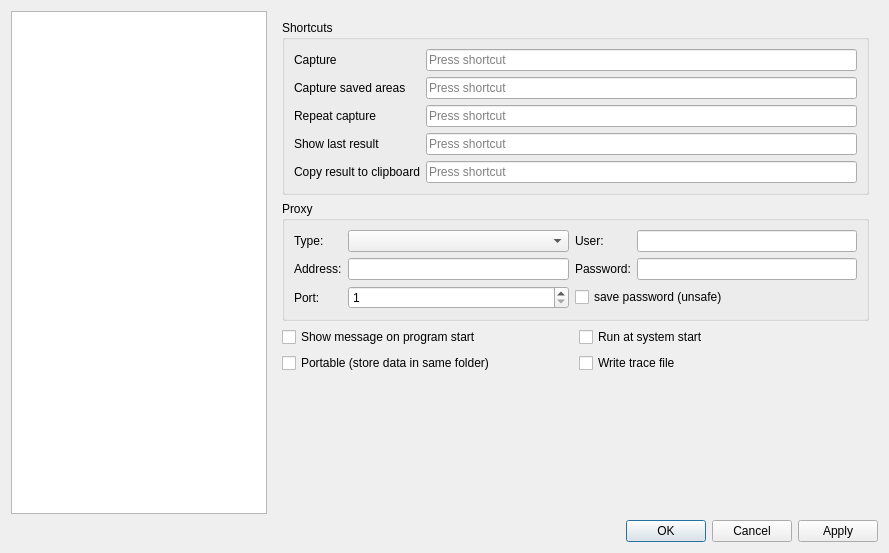
OneMoreGres/ScreenTranslator, file src/settingseditor.ui: the form before one commit.
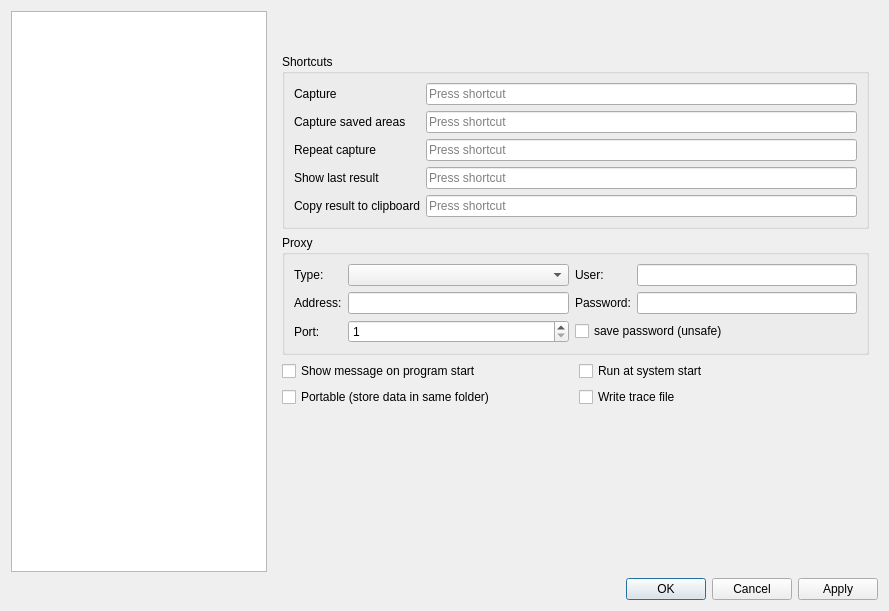
The form after the commit. Custom widgets are drawn as their Qt base class.

Commit message: Show settings page info and error

```diff
--- a/src/settingseditor.ui
+++ b/src/settingseditor.ui
@@ -7,23 +7,13 @@
     <x>0</x>
     <y>0</y>
     <width>889</width>
-    <height>553</height>
+    <height>611</height>
    </rect>
   </property>
   <property name="windowTitle">
    <string>Settings</string>
   </property>
   <layout class="QGridLayout" name="gridLayout_6">
-   <item row="1" column="0" colspan="4">
-    <widget class="QDialogButtonBox" name="buttonBox">
-     <property name="orientation">
-      <enum>Qt::Horizontal</enum>
-     </property>
-     <property name="standardButtons">
-      <set>QDialogButtonBox::Apply|QDialogButtonBox::Cancel|QDialogButtonBox::Ok</set>
-     </property>
-    </widget>
-   </item>
    <item row="0" column="0">
     <widget class="QListView" name="pagesList">
      <property name="sizePolicy">
@@ -37,7 +27,81 @@
      </property>
     </widget>
    </item>
-   <item row="0" column="1" colspan="3">
+   <item row="0" column="1">
+    <layout class="QVBoxLayout" name="verticalLayout_3">
+     <property name="spacing">
+      <number>0</number>
+     </property>
+     <item>
+      <widget class="QWidget" name="widget" native="true">
+       <layout class="QVBoxLayout" name="verticalLayout_2">
+        <property name="topMargin">
+         <number>0</number>
+        </property>
+        <property name="bottomMargin">
+         <number>0</number>
+        </property>
+        <item>
+         <widget class="QLabel" name="pageInfoLabel">
+          <property name="text">
+           <string/>
+          </property>
+          <property name="wordWrap">
+           <bool>true</bool>
+          </property>
+         </widget>
+        </item>
+        <item>
+         <widget class="QLabel" name="pageErrorLabel">
+          <property name="palette">
+           <palette>
+            <active>
+             <colorrole role="WindowText">
+              <brush brushstyle="SolidPattern">
+               <color alpha="255">
+                <red>255</red>
+                <green>0</green>
+                <blue>0</blue>
+               </color>
+              </brush>
+             </colorrole>
+            </active>
+            <inactive>
+             <colorrole role="WindowText">
+              <brush brushstyle="SolidPattern">
+               <color alpha="255">
+                <red>255</red>
+                <green>0</green>
+                <blue>0</blue>
+               </color>
+              </brush>
+             </colorrole>
+            </inactive>
+            <disabled>
+             <colorrole role="WindowText">
+              <brush brushstyle="SolidPattern">
+               <color alpha="255">
+                <red>118</red>
+                <green>118</green>
+                <blue>118</blue>
+               </color>
+              </brush>
+             </colorrole>
+            </disabled>
+           </palette>
+          </property>
+          <property name="text">
+           <string/>
+          </property>
+          <property name="wordWrap">
+           <bool>true</bool>
+          </property>
+         </widget>
+        </item>
+       </layout>
+      </widget>
+     </item>
+     <item>
     <widget class="QStackedWidget" name="pagesView">
      <property name="sizePolicy">
       <sizepolicy hsizetype="Expanding" vsizetype="Expanding">
@@ -50,66 +114,7 @@
      </property>
      <widget class="QWidget" name="pageGeneral">
       <layout class="QGridLayout" name="gridLayout_11">
-       <item row="0" column="0" colspan="2">
-        <widget class="QGroupBox" name="groupBox">
-         <property name="title">
-          <string>Shortcuts</string>
-         </property>
-         <layout class="QGridLayout" name="gridLayout">
-          <item row="4" column="1">
-           <widget class="QKeySequenceEdit" name="clipboardEdit"/>
-          </item>
-          <item row="2" column="0">
-           <widget class="QLabel" name="label_8">
-            <property name="text">
-             <string>Repeat capture</string>
-            </property>
-           </widget>
-          </item>
-          <item row="2" column="1">
-           <widget class="QKeySequenceEdit" name="repeatCaptureEdit"/>
-          </item>
-          <item row="3" column="0">
-           <widget class="QLabel" name="label_3">
-            <property name="text">
-             <string>Show last result</string>
-            </property>
-           </widget>
-          </item>
-          <item row="0" column="1">
-           <widget class="QKeySequenceEdit" name="captureEdit"/>
-          </item>
-          <item row="4" column="0">
-           <widget class="QLabel" name="label_7">
-            <property name="text">
-             <string>Copy result to clipboard</string>
-            </property>
-           </widget>
-          </item>
-          <item row="3" column="1">
-           <widget class="QKeySequenceEdit" name="repeatEdit"/>
-          </item>
-          <item row="0" column="0">
-           <widget class="QLabel" name="label">
-            <property name="text">
-             <string>Capture</string>
-            </property>
-           </widget>
-          </item>
-          <item row="1" column="0">
-           <widget class="QLabel" name="label_22">
-            <property name="text">
-             <string>Capture saved areas</string>
-            </property>
-           </widget>
-          </item>
-          <item row="1" column="1">
-           <widget class="QKeySequenceEdit" name="captureLockedEdit"/>
-          </item>
-         </layout>
-        </widget>
-       </item>
-       <item row="1" column="0" colspan="2">
+         <item row="2" column="0" colspan="2">
         <widget class="QGroupBox" name="groupBox_2">
          <property name="title">
           <string>Proxy</string>
@@ -182,47 +187,106 @@
          </layout>
         </widget>
        </item>
-       <item row="2" column="0">
-        <widget class="QCheckBox" name="showOnStart">
+         <item row="5" column="1">
+          <spacer name="verticalSpacer_4">
+           <property name="orientation">
+            <enum>Qt::Vertical</enum>
+           </property>
+           <property name="sizeHint" stdset="0">
+            <size>
+             <width>20</width>
+             <height>40</height>
+            </size>
+           </property>
+          </spacer>
+         </item>
+         <item row="4" column="1">
+          <widget class="QCheckBox" name="writeTrace">
          <property name="text">
-          <string>Show message on program start</string>
+            <string>Write trace file</string>
          </property>
         </widget>
        </item>
-       <item row="2" column="1">
+         <item row="3" column="1">
         <widget class="QCheckBox" name="runAtSystemStart">
          <property name="text">
           <string>Run at system start</string>
          </property>
         </widget>
        </item>
+         <item row="1" column="0" colspan="2">
+          <widget class="QGroupBox" name="groupBox">
+           <property name="title">
+            <string>Shortcuts</string>
+           </property>
+           <layout class="QGridLayout" name="gridLayout">
+            <item row="4" column="1">
+             <widget class="QKeySequenceEdit" name="clipboardEdit"/>
+            </item>
+            <item row="2" column="0">
+             <widget class="QLabel" name="label_8">
+              <property name="text">
+               <string>Repeat capture</string>
+              </property>
+             </widget>
+            </item>
+            <item row="2" column="1">
+             <widget class="QKeySequenceEdit" name="repeatCaptureEdit"/>
+            </item>
        <item row="3" column="0">
+             <widget class="QLabel" name="label_3">
+              <property name="text">
+               <string>Show last result</string>
+              </property>
+             </widget>
+            </item>
+            <item row="0" column="1">
+             <widget class="QKeySequenceEdit" name="captureEdit"/>
+            </item>
+            <item row="4" column="0">
+             <widget class="QLabel" name="label_7">
+              <property name="text">
+               <string>Copy result to clipboard</string>
+              </property>
+             </widget>
+            </item>
+            <item row="3" column="1">
+             <widget class="QKeySequenceEdit" name="repeatEdit"/>
+            </item>
+            <item row="0" column="0">
+             <widget class="QLabel" name="label">
+              <property name="text">
+               <string>Capture</string>
+              </property>
+             </widget>
+            </item>
+            <item row="1" column="0">
+             <widget class="QLabel" name="label_22">
+              <property name="text">
+               <string>Capture saved areas</string>
+              </property>
+             </widget>
+            </item>
+            <item row="1" column="1">
+             <widget class="QKeySequenceEdit" name="captureLockedEdit"/>
+            </item>
+           </layout>
+          </widget>
+         </item>
+         <item row="3" column="0">
+          <widget class="QCheckBox" name="showOnStart">
+           <property name="text">
+            <string>Show message on program start</string>
+           </property>
+          </widget>
+         </item>
+         <item row="4" column="0">
         <widget class="QCheckBox" name="portable">
          <property name="text">
           <string>Portable (store data in same folder)</string>
          </property>
         </widget>
        </item>
-       <item row="4" column="1">
-        <spacer name="verticalSpacer_4">
-         <property name="orientation">
-          <enum>Qt::Vertical</enum>
-         </property>
-         <property name="sizeHint" stdset="0">
-          <size>
-           <width>20</width>
-           <height>40</height>
-          </size>
-         </property>
-        </spacer>
-       </item>
-       <item row="3" column="1">
-        <widget class="QCheckBox" name="writeTrace">
-         <property name="text">
-          <string>Write trace file</string>
-         </property>
-        </widget>
-       </item>
       </layout>
      </widget>
      <widget class="QWidget" name="pageRecognize">
@@ -695,6 +759,18 @@
        </item>
       </layout>
      </widget>
+      </widget>
+     </item>
+    </layout>
+   </item>
+   <item row="1" column="0" colspan="2">
+    <widget class="QDialogButtonBox" name="buttonBox">
+     <property name="orientation">
+      <enum>Qt::Horizontal</enum>
+     </property>
+     <property name="standardButtons">
+      <set>QDialogButtonBox::Apply|QDialogButtonBox::Cancel|QDialogButtonBox::Ok</set>
+     </property>
     </widget>
    </item>
   </layout>
```
Lines whose indentation alone changed are shown as unchanged. The commit also changes 8 other files.
